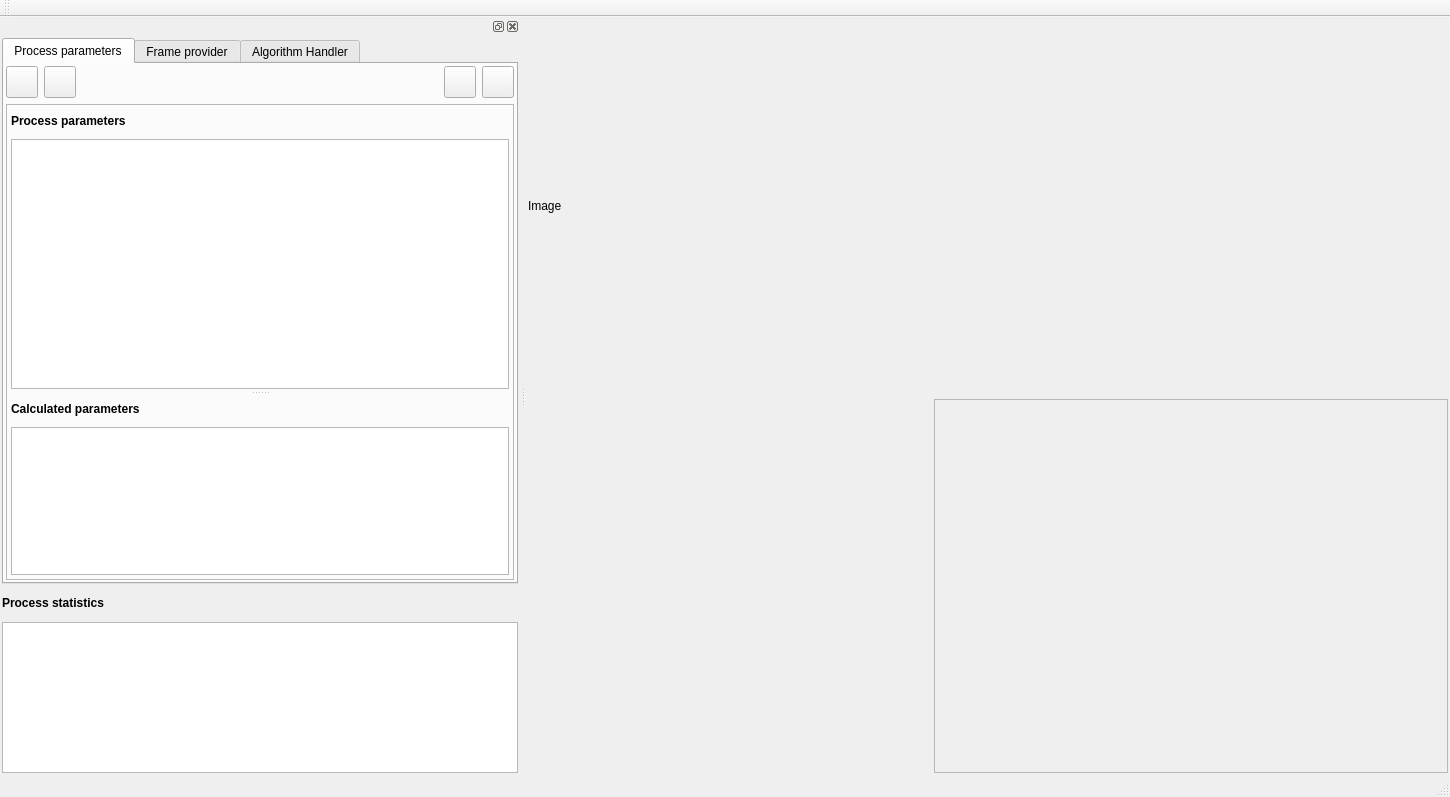
The window that src/JuneQCSUI/juneuiwnd.ui (b-epelbaum/landa_internn) describes before a commit, drawn with Qt 5.
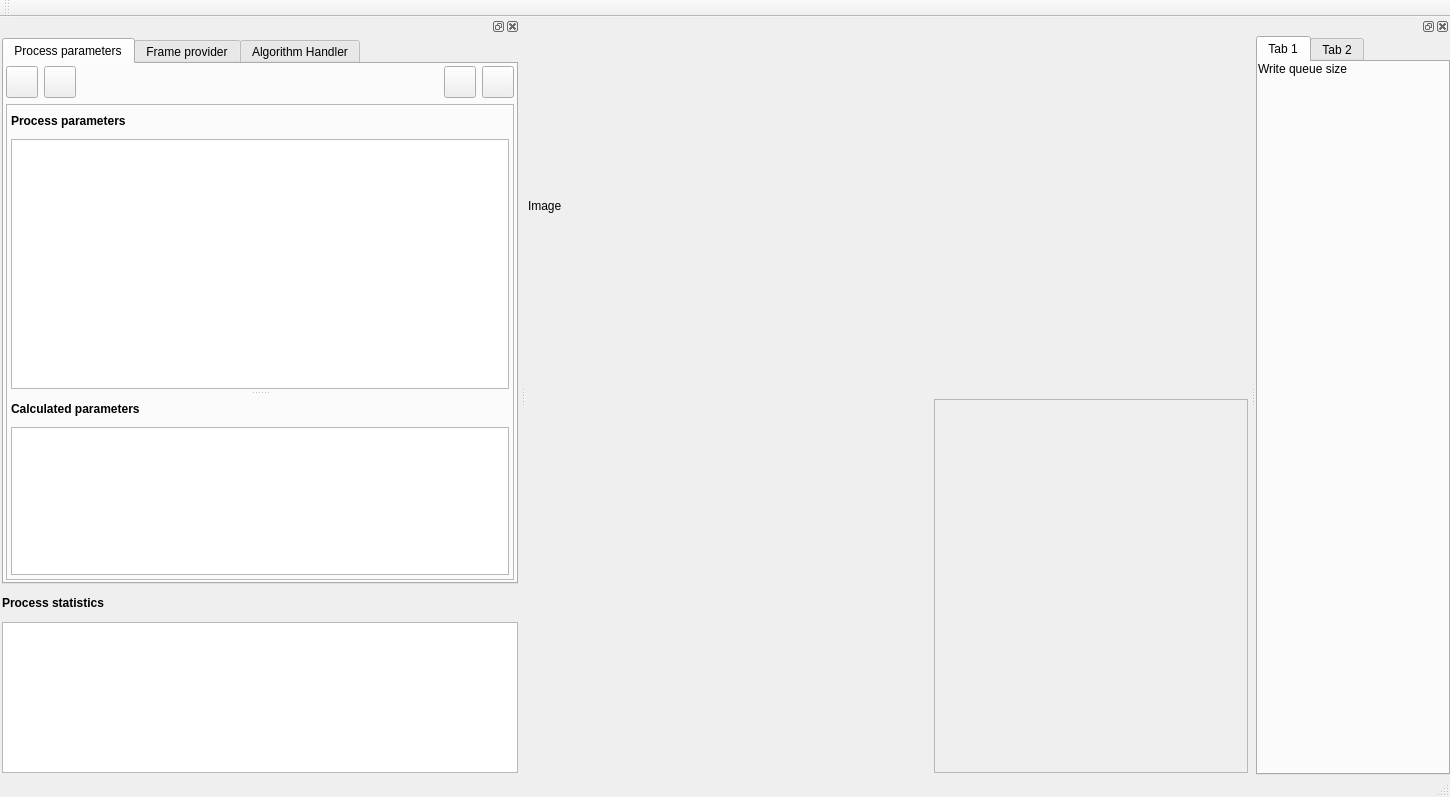
The same window after the commit. Icons and pictures are not drawn. Custom widgets are drawn as their Qt base class.

Commit message: Added Save Queue control Added Queue widget

The edit to the form file:
```diff
--- a/src/JuneQCSUI/juneuiwnd.ui
+++ b/src/JuneQCSUI/juneuiwnd.ui
@@ -74,7 +74,7 @@
           <rect>
            <x>0</x>
            <y>0</y>
-           <width>512</width>
+           <width>314</width>
            <height>363</height>
           </rect>
          </property>
@@ -724,6 +724,91 @@
     </layout>
    </widget>
   </widget>
+  <widget class="QDockWidget" name="dockWidget_2">
+   <property name="minimumSize">
+    <size>
+     <width>194</width>
+     <height>262</height>
+    </size>
+   </property>
+   <attribute name="dockWidgetArea">
+    <number>2</number>
+   </attribute>
+   <widget class="QWidget" name="dockWidgetContents_2">
+    <layout class="QVBoxLayout" name="verticalLayout_9">
+     <property name="leftMargin">
+      <number>0</number>
+     </property>
+     <property name="topMargin">
+      <number>0</number>
+     </property>
+     <property name="rightMargin">
+      <number>0</number>
+     </property>
+     <property name="bottomMargin">
+      <number>0</number>
+     </property>
+     <item>
+      <widget class="QTabWidget" name="tabWidget_2">
+       <widget class="QWidget" name="tab_3">
+        <attribute name="title">
+         <string>Tab 1</string>
+        </attribute>
+        <layout class="QVBoxLayout" name="verticalLayout_10">
+         <property name="leftMargin">
+          <number>0</number>
+         </property>
+         <property name="topMargin">
+          <number>0</number>
+         </property>
+         <property name="rightMargin">
+          <number>0</number>
+         </property>
+         <property name="bottomMargin">
+          <number>0</number>
+         </property>
+         <item>
+          <widget class="QLabel" name="label_5">
+           <property name="text">
+            <string>Write queue size</string>
+           </property>
+          </widget>
+         </item>
+         <item>
+          <widget class="QMeter" name="writeQueueMeter" native="true">
+           <property name="minimumSize">
+            <size>
+             <width>170</width>
+             <height>170</height>
+            </size>
+           </property>
+          </widget>
+         </item>
+         <item>
+          <spacer name="verticalSpacer_2">
+           <property name="orientation">
+            <enum>Qt::Vertical</enum>
+           </property>
+           <property name="sizeHint" stdset="0">
+            <size>
+             <width>20</width>
+             <height>40</height>
+            </size>
+           </property>
+          </spacer>
+         </item>
+        </layout>
+       </widget>
+       <widget class="QWidget" name="tab_4">
+        <attribute name="title">
+         <string>Tab 2</string>
+        </attribute>
+       </widget>
+      </widget>
+     </item>
+    </layout>
+   </widget>
+  </widget>
  </widget>
  <layoutdefault spacing="6" margin="11"/>
  <customwidgets>
@@ -733,6 +818,12 @@
    <header location="global">onerunviewer.h</header>
    <container>1</container>
   </customwidget>
+  <customwidget>
+   <class>QMeter</class>
+   <extends>QWidget</extends>
+   <header location="global">qmeter.h</header>
+   <container>1</container>
+  </customwidget>
  </customwidgets>
  <resources>
   <include location="juneuiwnd.qrc"/>
```
The commit also changes 32 other files.
